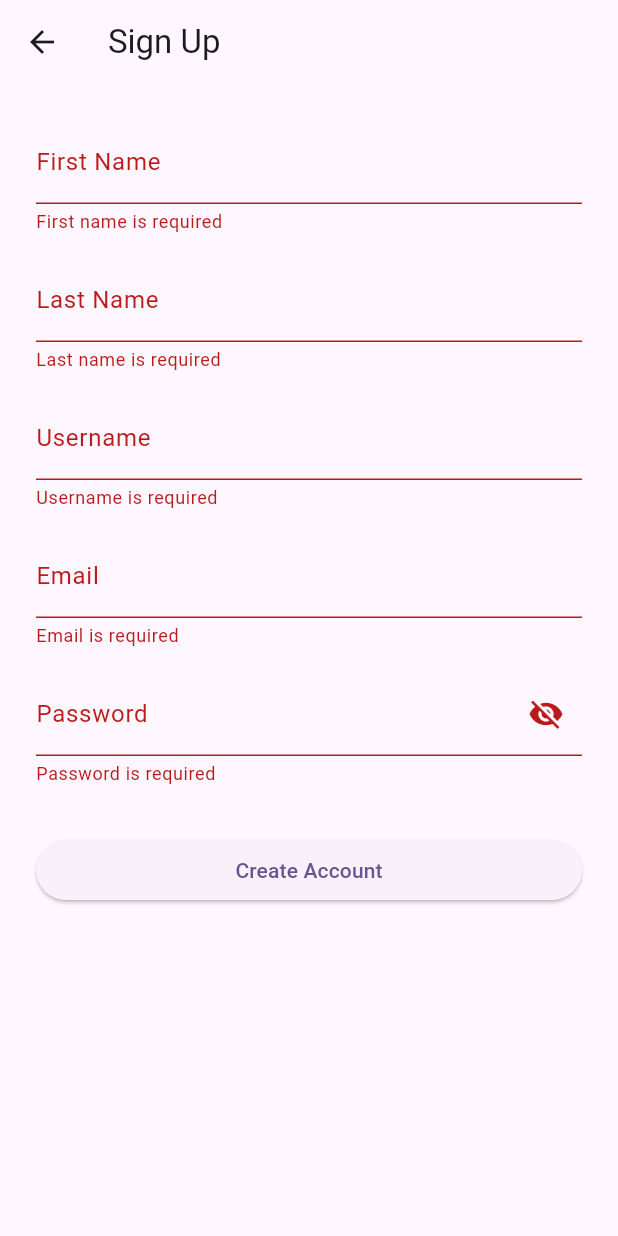
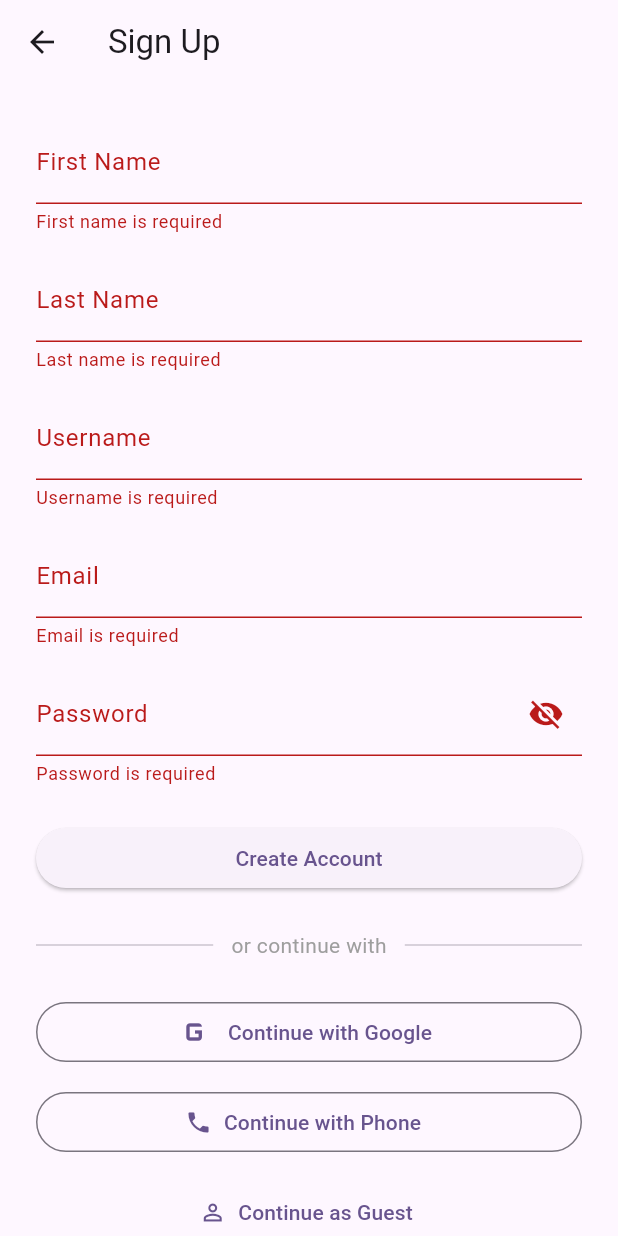
Before and after one commit to rafael-abes/UNIHACK-2026--Unihapps-, a Flutter app: the SignUpPage screen opened directly, after a tap on "Create Account", on a phone screen of 412 x 824 dp. Run offline on Flutter 3.47's test engine with Material 3 defaults, Android fonts, the phone set to English and light mode, and no system bars; our stand-ins replace cloud_firestore, country_picker, firebase_auth, firebase_core, google_sign_in; accounts and stored records are empty.

Commit message:
feat: adding buttons, etc. for authentication and a country line scrollable options

```diff
--- a/unihapps/lib/pages/sign_up.dart
+++ b/unihapps/lib/pages/sign_up.dart
@@ -1,4 +1,7 @@
 import 'package:flutter/material.dart';
+import 'package:firebase_auth/firebase_auth.dart';
+import '../services/auth_services.dart';
+import 'phone_login.dart';
 
 class SignUpPage extends StatefulWidget {
   const SignUpPage({super.key});
@@ -10,12 +13,15 @@ class SignUpPage extends StatefulWidget {
 class _SignUpPageState extends State<SignUpPage> {
   final _formKey = GlobalKey<FormState>();
   bool _obscurePassword = true;
+  bool _isLoading = false;
 
   final _firstNameController = TextEditingController();
   final _lastNameController = TextEditingController();
   final _usernameController = TextEditingController();
   final _emailController = TextEditingController();
   final _passwordController = TextEditingController();
+
+  final AuthService _authService = AuthService();
 
   @override
   void dispose() {
@@ -27,9 +33,52 @@ class _SignUpPageState extends State<SignUpPage> {
     super.dispose();
   }
 
-  void _submit() {
-    if (_formKey.currentState!.validate()) {
-      // TODO: handle sign up
+  // Email sign up
+  Future<void> _submit() async {
+    if (!_formKey.currentState!.validate()) return;
+    setState(() => _isLoading = true);
+    try {
+      await _authService.signUpWithEmail(
+        email: _emailController.text.trim(),
+        password: _passwordController.text,
+        displayName:
+            '${_firstNameController.text.trim()} ${_lastNameController.text.trim()}',
+      );
+      // AuthWrapper stream handles navigation automatically
+    } on FirebaseAuthException catch (e) {
+      ScaffoldMessenger.of(
+        context,
+      ).showSnackBar(SnackBar(content: Text(e.message ?? 'Sign up failed')));
+    } finally {
+      setState(() => _isLoading = false);
+    }
+  }
+
+  // Google sign in
+  Future<void> _signInWithGoogle() async {
+    setState(() => _isLoading = true);
+    try {
+      await _authService.signInWithGoogle();
+    } catch (e) {
+      ScaffoldMessenger.of(
+        context,
+      ).showSnackBar(SnackBar(content: Text(e.toString())));
+    } finally {
+      setState(() => _isLoading = false);
+    }
+  }
+
+  // Anonymous sign in
+  Future<void> _signInAnonymously() async {
+    setState(() => _isLoading = true);
+    try {
+      await _authService.signInAnonymously();
+    } catch (e) {
+      ScaffoldMessenger.of(
+        context,
+      ).showSnackBar(SnackBar(content: Text(e.toString())));
+    } finally {
+      setState(() => _isLoading = false);
     }
   }
 
@@ -39,7 +88,10 @@ class _SignUpPageState extends State<SignUpPage> {
       appBar: AppBar(title: const Text('Sign Up')),
       body: SingleChildScrollView(
         padding: const EdgeInsets.all(24),
-        child: Form(
+        child: Column(
+          children: [
+            // ── Email/Password Form ──
+            Form(
               key: _formKey,
               child: Column(
                 children: [
@@ -48,8 +100,10 @@ class _SignUpPageState extends State<SignUpPage> {
                     decoration: const InputDecoration(labelText: 'First Name'),
                     textCapitalization: TextCapitalization.words,
                     validator: (v) {
-                  if (v == null || v.trim().isEmpty) return 'First name is required';
-                  if (v.trim().length < 2) return 'Must be at least 2 characters';
+                      if (v == null || v.trim().isEmpty)
+                        return 'First name is required';
+                      if (v.trim().length < 2)
+                        return 'Must be at least 2 characters';
                       return null;
                     },
                   ),
@@ -59,8 +113,10 @@ class _SignUpPageState extends State<SignUpPage> {
                     decoration: const InputDecoration(labelText: 'Last Name'),
                     textCapitalization: TextCapitalization.words,
                     validator: (v) {
-                  if (v == null || v.trim().isEmpty) return 'Last name is required';
-                  if (v.trim().length < 2) return 'Must be at least 2 characters';
+                      if (v == null || v.trim().isEmpty)
+                        return 'Last name is required';
+                      if (v.trim().length < 2)
+                        return 'Must be at least 2 characters';
                       return null;
                     },
                   ),
@@ -69,11 +125,12 @@ class _SignUpPageState extends State<SignUpPage> {
                     controller: _usernameController,
                     decoration: const InputDecoration(labelText: 'Username'),
                     validator: (v) {
-                  if (v == null || v.trim().isEmpty) return 'Username is required';
-                  if (v.trim().length < 3) return 'Must be at least 3 characters';
-                  if (!RegExp(r'^[a-zA-Z0-9_]+$').hasMatch(v.trim())) {
+                      if (v == null || v.trim().isEmpty)
+                        return 'Username is required';
+                      if (v.trim().length < 3)
+                        return 'Must be at least 3 characters';
+                      if (!RegExp(r'^[a-zA-Z0-9_]+$').hasMatch(v.trim()))
                         return 'Only letters, numbers, and underscores allowed';
-                  }
                       return null;
                     },
                   ),
@@ -83,10 +140,12 @@ class _SignUpPageState extends State<SignUpPage> {
                     decoration: const InputDecoration(labelText: 'Email'),
                     keyboardType: TextInputType.emailAddress,
                     validator: (v) {
-                  if (v == null || v.trim().isEmpty) return 'Email is required';
-                  if (!RegExp(r'^[\w.+\-]+@[\w\-]+\.[a-zA-Z]{2,}$').hasMatch(v.trim())) {
+                      if (v == null || v.trim().isEmpty)
+                        return 'Email is required';
+                      if (!RegExp(
+                        r'^[\w.+\-]+@[\w\-]+\.[a-zA-Z]{2,}$',
+                      ).hasMatch(v.trim()))
                         return 'Enter a valid email address';
-                  }
                       return null;
                     },
                   ),
@@ -96,30 +155,102 @@ class _SignUpPageState extends State<SignUpPage> {
                     decoration: InputDecoration(
                       labelText: 'Password',
                       suffixIcon: IconButton(
-                    icon: Icon(_obscurePassword ? Icons.visibility_off : Icons.visibility),
-                    onPressed: () => setState(() => _obscurePassword = !_obscurePassword),
+                        icon: Icon(
+                          _obscurePassword
+                              ? Icons.visibility_off
+                              : Icons.visibility,
+                        ),
+                        onPressed: () => setState(
+                          () => _obscurePassword = !_obscurePassword,
+                        ),
                       ),
                     ),
                     obscureText: _obscurePassword,
                     validator: (v) {
                       if (v == null || v.isEmpty) return 'Password is required';
                       if (v.length < 8) return 'Must be at least 8 characters';
-                  if (!RegExp(r'[A-Z]').hasMatch(v)) return 'Must contain an uppercase letter';
-                  if (!RegExp(r'[0-9]').hasMatch(v)) return 'Must contain a number';
+                      if (!RegExp(r'[A-Z]').hasMatch(v))
+                        return 'Must contain an uppercase letter';
+                      if (!RegExp(r'[0-9]').hasMatch(v))
+                        return 'Must contain a number';
                       return null;
                     },
                   ),
-              const SizedBox(height: 32),
+                  const SizedBox(height: 24),
                   SizedBox(
                     width: double.infinity,
                     child: ElevatedButton(
-                  onPressed: _submit,
-                  child: const Text('Create Account'),
+                      onPressed: _isLoading ? null : _submit,
+                      child: _isLoading
+                          ? const CircularProgressIndicator()
+                          : const Text('Create Account'),
                     ),
                   ),
                 ],
               ),
             ),
+
+            const SizedBox(height: 24),
+
+            // ── Divider ──
+            const Row(
+              children: [
+                Expanded(child: Divider()),
+                Padding(
+                  padding: EdgeInsets.symmetric(horizontal: 12),
+                  child: Text(
+                    'or continue with',
+                    style: TextStyle(color: Colors.grey),
+                  ),
+                ),
+                Expanded(child: Divider()),
+              ],
+            ),
+
+            const SizedBox(height: 24),
+
+            // ── Google Sign In ──
+            SizedBox(
+              width: double.infinity,
+              child: OutlinedButton.icon(
+                onPressed: _isLoading ? null : _signInWithGoogle,
+                icon: const Icon(Icons.g_mobiledata, size: 28),
+                label: const Text('Continue with Google'),
+              ),
+            ),
+
+            const SizedBox(height: 12),
+
+            // ── Phone Sign In ──
+            SizedBox(
+              width: double.infinity,
+              child: OutlinedButton.icon(
+                onPressed: _isLoading
+                    ? null
+                    : () => Navigator.push(
+                        context,
+                        MaterialPageRoute(
+                          builder: (_) => const PhoneLoginPage(),
+                        ),
+                      ),
+                icon: const Icon(Icons.phone),
+                label: const Text('Continue with Phone'),
+              ),
+            ),
+
+            const SizedBox(height: 12),
+
+            // ── Anonymous Sign In ──
+            SizedBox(
+              width: double.infinity,
+              child: TextButton.icon(
+                onPressed: _isLoading ? null : _signInAnonymously,
+                icon: const Icon(Icons.person_outline),
+                label: const Text('Continue as Guest'),
+              ),
+            ),
+          ],
+        ),
       ),
     );
   }
--- a/unihapps/pubspec.yaml
+++ b/unihapps/pubspec.yaml
@@ -2,7 +2,7 @@ name: unihapps
 description: "A new Flutter project."
 # The following line prevents the package from being accidentally published to
 # pub.dev using `flutter pub publish`. This is preferred for private packages.
-publish_to: 'none' # Remove this line if you wish to publish to pub.dev
+publish_to: "none" # Remove this line if you wish to publish to pub.dev
 
 # The following defines the version and build number for your application.
 # A version number is three numbers separated by dots, like 1.2.43
@@ -36,6 +36,9 @@ dependencies:
   cupertino_icons: ^1.0.8
   firebase_core: ^4.5.0
   firebase_auth: ^6.2.0
+  intl_phone_field: ^3.2.0 # for phone number input with country code
+  google_sign_in: ^6.2.1
+  country_picker: ^2.0.26
 
 dev_dependencies:
   flutter_test:
@@ -53,7 +56,6 @@ dev_dependencies:
 
 # The following section is specific to Flutter packages.
 flutter:
-
   # The following line ensures that the Material Icons font is
   # included with your application, so that you can use the icons in
   # the material Icons class.
```
Also changed, not shown: unihapps/lib/pages/otp.dart (added, +83 -0 lines), unihapps/lib/pages/phone_login.dart (added, +207 -0 lines), unihapps/lib/services/auth_services.dart (added, +47 -0 lines), unihapps/lib/services/phone_auth.dart (added, +41 -0 lines), unihapps/lib/services/auth_service.dart (deleted). Lines whose indentation alone changed are shown as unchanged.
